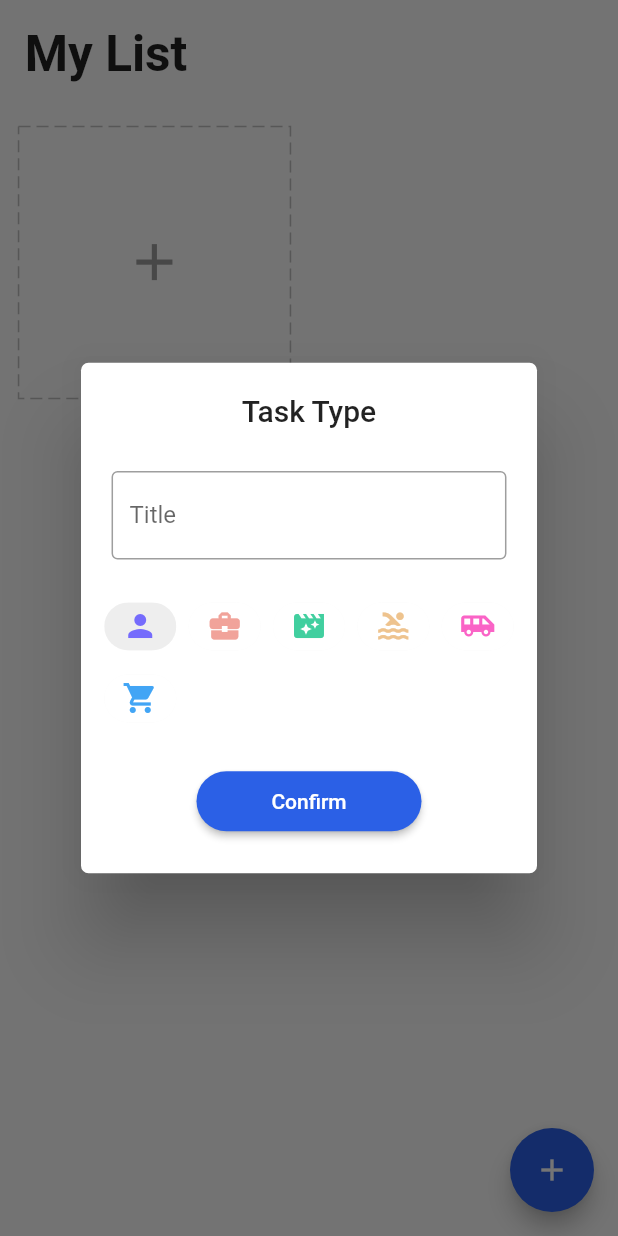
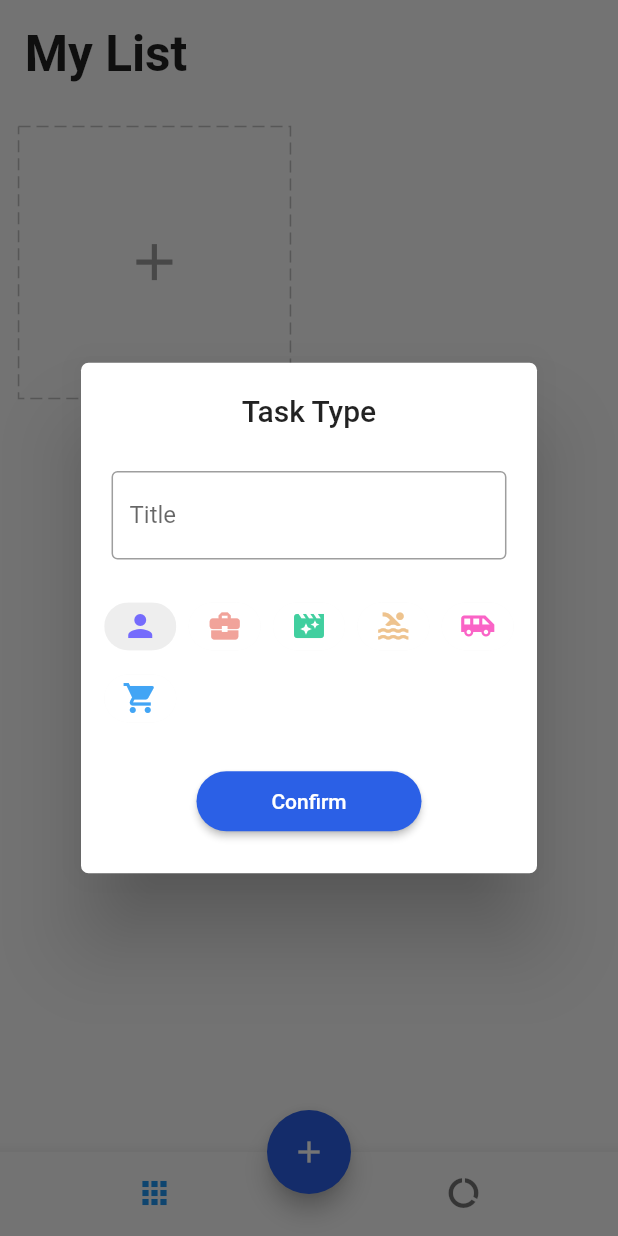
Before and after one commit to raiszidane95/To-Do-List_App, a Flutter app: the screen it shows after launch, after a tap on the "add" icon, on a phone screen of 412 x 824 dp. Run offline on Flutter 3.47's test engine with Material 2 defaults, Android fonts, the phone set to English and light mode, and no system bars; drawn by our look-alikes of dotted_border; our stand-ins replace equatable, flutter_easyloading, gap, get, get_storage, logger and 1 more.

Commit message:
feat: part 6

```diff
--- a/lib/app/modules/detail/views/detail_view.dart
+++ b/lib/app/modules/detail/views/detail_view.dart
@@ -17,7 +17,9 @@ class DetailView extends GetView<DetailController> {
   Widget build(BuildContext context) {
     var task = homeCtrl.task.value!;
     var color = HexColor.fromHex(task.color);
-    return Scaffold(
+    return WillPopScope(
+      onWillPop: () async => false,
+      child: Scaffold(
         body: Form(
           key: homeCtrl.formKey,
           child: ListView(
@@ -123,6 +125,7 @@ class DetailView extends GetView<DetailController> {
             ],
           ),
         ),
+      ),
     );
   }
 }
--- a/lib/app/modules/home/controllers/home_controller.dart
+++ b/lib/app/modules/home/controllers/home_controller.dart
@@ -13,6 +13,7 @@ class HomeController extends GetxController {
   final formKey = GlobalKey<FormState>();
   final textEditingCtrl = TextEditingController();
   final chipIndex = 0.obs;
+  final tabIndex = 0.obs;
   final deleting = false.obs;
   final task = Rx<Task?>(null);
   final doingTodos = <dynamic>[].obs;
@@ -38,6 +39,34 @@ class HomeController extends GetxController {
 
   void changeDeleting(bool value) {
     deleting.value = value;
+  }
+
+  void changeTabIndex(int index) {
+    tabIndex.value = index;
+  }
+
+  int getTotalTask() {
+    var res = 0;
+    for (int i = 0; i < tasks.length; i++) {
+      if (tasks[i].todos != null) {
+        res += tasks[i].todos!.length;
+      }
+    }
+    return res;
+  }
+
+  int getTotalDoneTask() {
+    var res = 0;
+    for (int i = 0; i < tasks.length; i++) {
+      if (tasks[i].todos != null) {
+        for (int j = 0; j < tasks[i].todos!.length; j++) {
+          if (tasks[i].todos![j]['done'] == true) {
+            res += 1;
+          }
+        }
+      }
+    }
+    return res;
   }
 
   void changeTask(Task? select) {
--- a/lib/app/modules/home/views/home_view.dart
+++ b/lib/app/modules/home/views/home_view.dart
@@ -5,6 +5,7 @@ import 'package:get/get.dart';
 import '../../../core/utils/extension.dart';
 import '../../../core/value/colors.dart';
 import '../../../data/models/task.dart';
+import '../../report/views/report_view.dart';
 import '../../widgets/add_card.dart';
 import '../../widgets/add_dialog.dart';
 import '../../widgets/task_card.dart';
@@ -15,7 +16,11 @@ class HomeView extends GetView<HomeController> {
   @override
   Widget build(BuildContext context) {
     return Scaffold(
-      body: SafeArea(
+      body: Obx(
+        () => IndexedStack(
+          index: controller.tabIndex.value,
+          children: [
+            SafeArea(
               child: ListView(
                 children: [
                   Padding(
@@ -50,6 +55,10 @@ class HomeView extends GetView<HomeController> {
                 ],
               ),
             ),
+            ReportView()
+          ],
+        ),
+      ),
       floatingActionButton: DragTarget(
         builder: (_, __, ___) {
           return Obx(() => FloatingActionButton(
@@ -69,6 +78,22 @@ class HomeView extends GetView<HomeController> {
           EasyLoading.showSuccess('Delete Success');
         },
       ),
+      floatingActionButtonLocation: FloatingActionButtonLocation.centerDocked,
+      bottomNavigationBar: Theme(
+        data: ThemeData(splashColor: Colors.transparent, highlightColor: Colors.transparent),
+        child: Obx(
+          () => BottomNavigationBar(
+            onTap: (int index) => controller.changeTabIndex(index),
+            currentIndex: controller.tabIndex.value,
+            showSelectedLabels: false,
+            showUnselectedLabels: false,
+            items: [
+              BottomNavigationBarItem(label: 'Home', icon: Icon(Icons.apps)),
+              BottomNavigationBarItem(label: 'Report', icon: Icon(Icons.data_usage))
+            ],
+          ),
+        ),
+      ),
     );
   }
 }
--- /dev/null
+++ b/lib/app/modules/report/bindings/report_binding.dart
@@ -0,0 +1,12 @@
+import 'package:get/get.dart';
+
+import '../controllers/report_controller.dart';
+
+class ReportBinding extends Bindings {
+  @override
+  void dependencies() {
+    Get.lazyPut<ReportController>(
+      () => ReportController(),
+    );
+  }
+}
--- /dev/null
+++ b/lib/app/modules/report/controllers/report_controller.dart
@@ -0,0 +1,23 @@
+import 'package:get/get.dart';
+
+class ReportController extends GetxController {
+  //TODO: Implement ReportController
+
+  final count = 0.obs;
+  @override
+  void onInit() {
+    super.onInit();
+  }
+
+  @override
+  void onReady() {
+    super.onReady();
+  }
+
+  @override
+  void onClose() {
+    super.onClose();
+  }
+
+  void increment() => count.value++;
+}
--- /dev/null
+++ b/lib/app/modules/report/views/report_view.dart
@@ -0,0 +1,121 @@
+import 'package:flutter/material.dart';
+import 'package:gap/gap.dart';
+import 'package:get/get.dart';
+import 'package:intl/intl.dart';
+import 'package:step_progress_indicator/step_progress_indicator.dart';
+
+import '../../../core/utils/extension.dart';
+import '../../../core/value/colors.dart';
+import '../../home/controllers/home_controller.dart';
+import '../controllers/report_controller.dart';
+
+class ReportView extends GetView<ReportController> {
+  final homeCtrl = Get.find<HomeController>();
+  ReportView({Key? key}) : super(key: key);
+  @override
+  Widget build(BuildContext context) {
+    return Scaffold(
+      body: SafeArea(
+        child: Obx(() {
+          var createdTasks = homeCtrl.getTotalTask();
+          var completedTasks = homeCtrl.getTotalDoneTask();
+          var liveTasks = createdTasks - completedTasks;
+          var percent = (completedTasks / createdTasks * 100).toStringAsFixed(0);
+          return ListView(
+            children: [
+              Padding(
+                padding: EdgeInsets.all(4.0.wp),
+                child: Text(
+                  'My Report',
+                  style: TextStyle(fontSize: 24.0.sp, fontWeight: FontWeight.bold),
+                ),
+              ),
+              Padding(
+                padding: EdgeInsets.symmetric(horizontal: 4.0.wp),
+                child: Text(DateFormat.yMMMMd().format(DateTime.now()),
+                    style: TextStyle(fontSize: 14.0.sp, color: Colors.grey)),
+              ),
+              Padding(
+                padding: EdgeInsets.symmetric(
+                  vertical: 3.0.wp,
+                  horizontal: 4.0.wp,
+                ),
+                child: const Divider(thickness: 2),
+              ),
+              Padding(
+                padding: EdgeInsets.symmetric(
+                  vertical: 3.0.wp,
+                  horizontal: 4.0.wp,
+                ),
+                child: Row(
+                  mainAxisAlignment: MainAxisAlignment.spaceBetween,
+                  children: [
+                    _buildStatus(Colors.green, liveTasks, 'Live Tasks'),
+                    _buildStatus(Colors.orange, completedTasks, 'Completed'),
+                    _buildStatus(Colors.blue, createdTasks, 'Created'),
+                  ],
+                ),
+              ),
+              SizedBox(height: 8.0.wp),
+              UnconstrainedBox(
+                child: SizedBox(
+                  height: 70.0.wp,
+                  width: 70.0.wp,
+                  child: CircularStepProgressIndicator(
+                    totalSteps: createdTasks == 0 ? 1 : createdTasks,
+                    currentStep: completedTasks,
+                    stepSize: 20,
+                    selectedColor: green,
+                    unselectedColor: Colors.grey.shade200,
+                    padding: 0,
+                    width: 150,
+                    height: 150,
+                    selectedStepSize: 22,
+                    roundedCap: (_, __) => true,
+                    child: Column(
+                      mainAxisAlignment: MainAxisAlignment.center,
+                      children: [
+                        Text(
+                          '${createdTasks == 0 ? 0 : percent} %',
+                          style: TextStyle(fontSize: 20.0.sp, fontWeight: FontWeight.bold),
+                        ),
+                        Gap(1.0.wp),
+                        Text(
+                          'Efficiency',
+                          style: TextStyle(
+                              fontSize: 12.0.sp, color: Colors.grey, fontWeight: FontWeight.bold),
+                        )
+                      ],
+                    ),
+                  ),
+                ),
+              )
+            ],
+          );
+        }),
+      ),
+    );
+  }
+
+  Row _buildStatus(Color color, int number, String text) {
+    return Row(
+      crossAxisAlignment: CrossAxisAlignment.start,
+      children: [
+        Container(
+          height: 3.0.wp,
+          width: 3.0.wp,
+          decoration: BoxDecoration(
+              shape: BoxShape.circle, border: Border.all(width: 0.5.wp, color: color)),
+        ),
+        SizedBox(width: 3.0.wp),
+        Column(
+          children: [
+            Text('$number', style: TextStyle(fontSize: 16.0.sp, fontWeight: FontWeight.bold)),
+            Gap(2.0.wp),
+            Text(text, style: TextStyle(fontSize: 12.0.sp, color: Colors.grey))
+          ],
+        ),
+      ],
+    );
+  }
+}
--- a/lib/app/modules/widgets/add_dialog.dart
+++ b/lib/app/modules/widgets/add_dialog.dart
@@ -11,7 +11,9 @@ class AddDialog extends StatelessWidget {
 
   @override
   Widget build(BuildContext context) {
-    return Scaffold(
+    return WillPopScope(
+      onWillPop: () async => false,
+      child: Scaffold(
         body: Form(
           key: homeCtrl.formKey,
           child: ListView(
@@ -114,7 +116,8 @@ class AddDialog extends StatelessWidget {
                                   SizedBox(width: 3.0.wp),
                                   Text(
                                     element.title,
-                                  style: TextStyle(fontSize: 12.0.sp, fontWeight: FontWeight.bold),
+                                    style:
+                                        TextStyle(fontSize: 12.0.sp, fontWeight: FontWeight.bold),
                                   )
                                 ],
                               ),
@@ -130,6 +133,7 @@ class AddDialog extends StatelessWidget {
             ],
           ),
         ),
+      ),
     );
   }
 }
--- a/lib/app/routes/app_pages.dart
+++ b/lib/app/routes/app_pages.dart
@@ -4,6 +4,8 @@ import '../modules/detail/bindings/detail_binding.dart';
 import '../modules/detail/views/detail_view.dart';
 import '../modules/home/bindings/home_binding.dart';
 import '../modules/home/views/home_view.dart';
+import '../modules/report/bindings/report_binding.dart';
+import '../modules/report/views/report_view.dart';
 
 part 'app_routes.dart';
 
@@ -23,5 +25,10 @@ class AppPages {
       page: () => DetailView(),
       binding: DetailBinding(),
     ),
+    GetPage(
+      name: _Paths.REPORT,
+      page: () => ReportView(),
+      binding: ReportBinding(),
+    ),
   ];
 }
--- a/lib/app/routes/app_routes.dart
+++ b/lib/app/routes/app_routes.dart
@@ -5,10 +5,12 @@ abstract class Routes {
   Routes._();
   static const HOME = _Paths.HOME;
   static const DETAIL = _Paths.DETAIL;
+  static const REPORT = _Paths.REPORT;
 }
 
 abstract class _Paths {
   _Paths._();
   static const HOME = '/home';
   static const DETAIL = '/detail';
+  static const REPORT = '/report';
 }
--- a/pubspec.yaml
+++ b/pubspec.yaml
@@ -15,6 +15,7 @@ dependencies:
   gap: ^2.0.1
   get: 4.6.5
   get_storage: ^2.1.1
+  intl: ^0.18.0
   logger: ^1.2.2
   step_progress_indicator: ^1.0.2
 
```
Also changed, not shown: pubspec.lock. Lines whose indentation alone changed are shown as unchanged.
